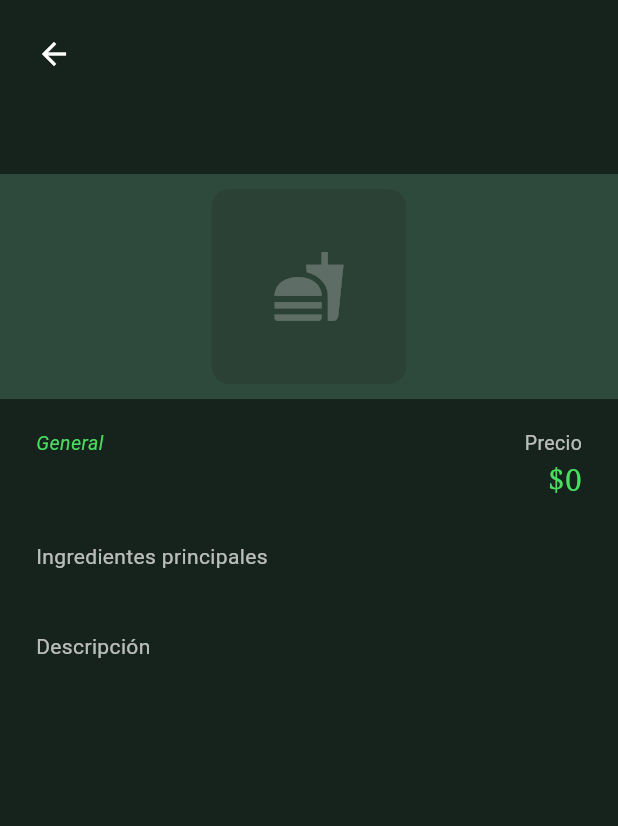
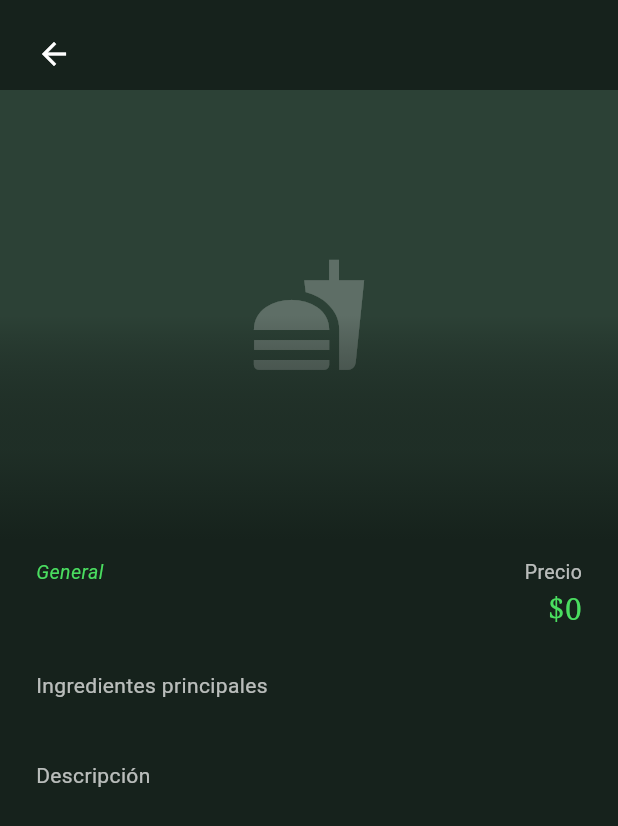
Before and after one commit to julianvp200805-ctrl/la-casa-del-tamal, a Flutter app: the ProductoDetallePage screen opened directly with empty values, on a phone screen of 412 x 824 dp. Shown: the top 826 px of the screen. Run offline on Flutter 3.47's test engine with Material 3 defaults, Android fonts, the phone set to English and light mode, and no system bars; our stand-ins replace image_picker, shared_preferences; accounts and stored records are empty; network calls fail.

Commit message:
cambios de revision del ingeniero

```diff
--- a/frontend/la_casa_del_tamal/lib/components/productos/producto_detalle_page.dart
+++ b/frontend/la_casa_del_tamal/lib/components/productos/producto_detalle_page.dart
@@ -53,33 +53,62 @@ class ProductoDetallePage extends StatelessWidget {
                 ],
               ),
             ),
-            Padding(
-              padding: const EdgeInsets.fromLTRB(24, 6, 24, 14),
-              child: Align(
-                alignment: Alignment.centerLeft,
-                child: Text(plato.nombre, style: const TextStyle(color: Colors.white, fontSize: 25, fontFamily: 'serif', fontWeight: FontWeight.bold)),
-              ),
-            ),
             Expanded(
               child: SingleChildScrollView(
                 child: Column(
                   crossAxisAlignment: CrossAxisAlignment.start,
                   children: [
+                    // Imagen grande del plato con degradado abajo que se funde
+                    // con el fondo de la pantalla.
+                    SizedBox(
+                      height: 300,
+                      width: double.infinity,
+                      child: Stack(
+                        fit: StackFit.expand,
+                        children: [
                           Container(
-                      height: 150,
-                      width: double.infinity,
                             color: const Color(0xFF2E4A3C),
                             child: Center(
                               child: ClipRRect(
-                          borderRadius: BorderRadius.circular(12),
+                                borderRadius: BorderRadius.zero,
                                 child: plato.imagenUrl != null && plato.imagenUrl!.isNotEmpty
-                              ? Image.network(plato.imagenUrl!, width: 130, height: 130, fit: BoxFit.cover, errorBuilder: (_, _, _) => _fallback())
+                                    ? Image.network(plato.imagenUrl!, width: double.infinity, height: 300, fit: BoxFit.cover, errorBuilder: (_, _, _) => _fallback())
                                     : _fallback(),
                               ),
                             ),
                           ),
+                          // Degradado inferior que se funde con el fondo oscuro.
+                          Positioned.fill(
+                            child: DecoratedBox(
+                              decoration: BoxDecoration(
+                                gradient: LinearGradient(
+                                  begin: Alignment.topCenter,
+                                  end: Alignment.bottomCenter,
+                                  colors: [
+                                    Colors.transparent,
+                                    Colors.transparent,
+                                    AppEstilos.fondoOscuro.withValues(alpha: 0.6),
+                                    AppEstilos.fondoOscuro,
+                                  ],
+                                  stops: const [0.0, 0.5, 0.8, 1.0],
+                                ),
+                              ),
+                            ),
+                          ),
+                          Positioned(
+                            left: 24,
+                            right: 24,
+                            bottom: 16,
+                            child: Text(
+                              plato.nombre,
+                              style: const TextStyle(color: Colors.white, fontSize: 26, fontFamily: 'serif', fontWeight: FontWeight.bold, shadows: [Shadow(color: Colors.black54, blurRadius: 8)]),
+                            ),
+                          ),
+                        ],
+                      ),
+                    ),
                     Padding(
-                      padding: const EdgeInsets.fromLTRB(24, 20, 24, 24),
+                      padding: const EdgeInsets.fromLTRB(24, 12, 24, 24),
                       child: Column(
                         crossAxisAlignment: CrossAxisAlignment.start,
                         children: [
@@ -173,10 +202,10 @@ class ProductoDetallePage extends StatelessWidget {
 
   Widget _fallback() {
     return Container(
-      width: 130,
-      height: 130,
+      width: double.infinity,
+      height: 300,
       color: AppEstilos.bordeOscuro,
-      child: const Icon(Icons.fastfood, size: 50, color: Colors.white24),
+      child: const Icon(Icons.fastfood, size: 80, color: Colors.white24),
     );
   }
 }
```
Lines whose indentation alone changed are shown as unchanged.
